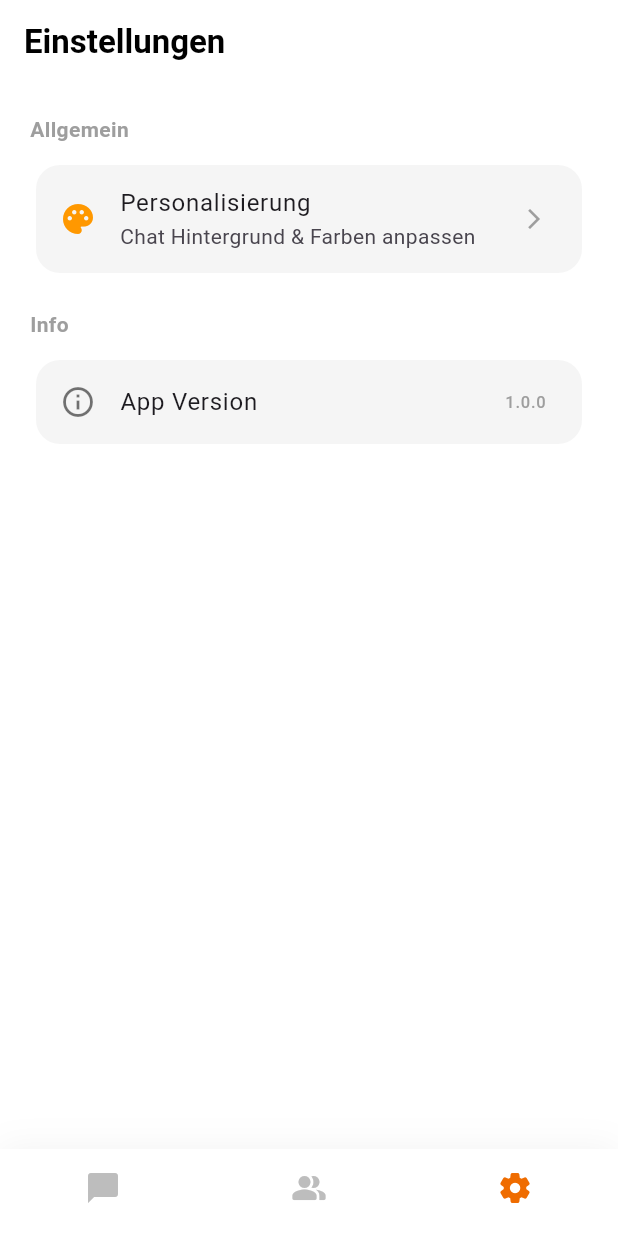
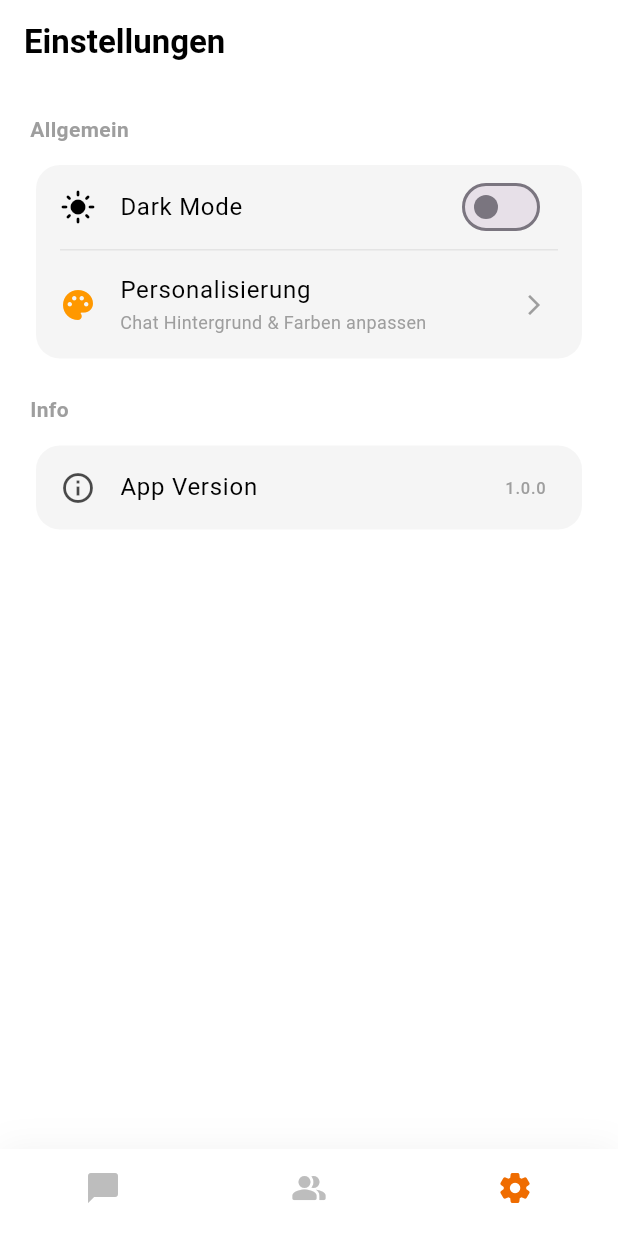
Before and after one commit to Xafe42/NexxChat, a Flutter app: the ChatHomeScreen screen opened by its route, item 3 of the bottom bar chosen, on a phone screen of 412 x 824 dp. Run offline on Flutter 3.47's test engine with Material 3 defaults, Android fonts, the phone set to English and light mode, and no system bars; our stand-ins replace audioplayers, cloud_firestore, firebase_auth, firebase_core, image_picker, modal_progress_hud_nsn and 2 more; accounts and stored records are empty.

Commit message:
Personalisierung überarbeitet

```diff
--- a/lib/Screens/chat_home_screen.dart
+++ b/lib/Screens/chat_home_screen.dart
@@ -3,7 +3,6 @@ import 'package:firebase_auth/firebase_auth.dart';
 import 'package:flutter/material.dart';
 import 'package:nexxchat_firebase/Screens/people_screen.dart';
 
-import '../core/chat_theme.dart';
 import 'chat_screen.dart';
 import 'settings_screen.dart';
 import 'support_bot_screen.dart';
@@ -22,9 +21,8 @@ class _ChatHomeScreenState extends State<ChatHomeScreen> {
   final _firestore = FirebaseFirestore.instance; // Firestore Instanz
   int _selectedIndex = 0;
 
-  // Mock-Daten für die anderen Chats (die nicht in Firestore sind)
+  // Mock-Daten für die anderen Chats
   final List<Map<String, dynamic>> _staticChats = [
-    // Index 0 ist reserviert für Global Community (wird unten dynamisch geladen)
     {
       "name": "Event Planung",
       "message": "Wann geht es los?",
@@ -47,7 +45,6 @@ class _ChatHomeScreenState extends State<ChatHomeScreen> {
     },
   ];
 
-  // Hilfsfunktion: Zeitstempel formatieren (z.B. 14:30)
   String _formatTimestamp(Timestamp? timestamp) {
     if (timestamp == null) return "";
     final date = timestamp.toDate();
@@ -55,26 +52,19 @@ class _ChatHomeScreenState extends State<ChatHomeScreen> {
   }
 
   @override
-  void initState() {
-    super.initState();
-    _loadTheme();
-  }
-
-  void _loadTheme() async {
-    await ChatTheme.loadTheme();
-    if (mounted) setState(() {});
-  }
-
-  @override
   Widget build(BuildContext context) {
-    bool isDarkBg = ChatTheme.backgroundColor.computeLuminance() < 0.5;
-    Color textColor = isDarkBg ? Colors.white : Colors.black;
+    // --- DARK MODE LOGIK ---
+    final isDarkMode = Theme.of(context).brightness == Brightness.dark;
+    final bgColor = Theme.of(context).scaffoldBackgroundColor;
+    final textColor = isDarkMode ? Colors.white : Colors.black;
+    final subTextColor = isDarkMode ? Colors.grey[400] : Colors.grey;
+    // -----------------------
 
     final List<Widget> pages = [
       Column(
         children: [
-           _buildHeader(textColor),
-           Expanded(child: _buildChatList(textColor)),
+           _buildHeader(textColor, isDarkMode),
+           Expanded(child: _buildChatList(textColor, subTextColor)),
         ],
       ),
       const PeopleScreen(),
@@ -82,7 +72,7 @@ class _ChatHomeScreenState extends State<ChatHomeScreen> {
     ];
 
     return Scaffold(
-      backgroundColor: Colors.white,
+      backgroundColor: bgColor, // Reagiert auf Dark Mode
       body: SafeArea(
         child: pages[_selectedIndex],
       ),
@@ -95,16 +85,13 @@ class _ChatHomeScreenState extends State<ChatHomeScreen> {
         ),
         child: BottomNavigationBar(
           currentIndex: _selectedIndex,
-          onTap: (index) {
-             setState(() => _selectedIndex = index);
-             _loadTheme();
-          },
+          onTap: (index) => setState(() => _selectedIndex = index),
           selectedItemColor: Colors.orange[800],
           unselectedItemColor: Colors.grey[400],
           showSelectedLabels: false,
           showUnselectedLabels: false,
           elevation: 0,
-          backgroundColor: ChatTheme.backgroundColor,
+          backgroundColor: bgColor, // Reagiert auf Dark Mode
           type: BottomNavigationBarType.fixed,
           items: const [
             BottomNavigationBarItem(icon: Icon(Icons.chat_bubble_rounded), label: "Chats"),
@@ -115,16 +102,14 @@ class _ChatHomeScreenState extends State<ChatHomeScreen> {
       ),
 
       floatingActionButton: _selectedIndex == 0 ? FloatingActionButton(
-        onPressed: () {
-          // Neuer Chat Logik
-        },
-        backgroundColor: ChatTheme.myBubbleColor,
+        onPressed: () {},
+        backgroundColor: isDarkMode ? Colors.grey[800] : Colors.black,
         child: const Icon(Icons.add, color: Colors.white),
       ) : null,
     );
   }
 
-  Widget _buildHeader(Color textColor) {
+  Widget _buildHeader(Color textColor, bool isDark) {
     return Padding(
       padding: const EdgeInsets.fromLTRB(20, 20, 20, 10),
       child: Row(
@@ -142,18 +127,18 @@ class _ChatHomeScreenState extends State<ChatHomeScreen> {
             children: [
               Container(
                 decoration: BoxDecoration(
-                  color: Theme.of(context).brightness == Brightness.dark ? Colors.grey[800] : Colors.grey[200],
+                  color: isDark ? Colors.grey[800] : Colors.grey[200],
                   shape: BoxShape.circle
                 ),
                 child: IconButton(
-                  icon: Icon(Icons.search, color: Theme.of(context).iconTheme.color),
+                  icon: Icon(Icons.search, color: textColor),
                   onPressed: () {},
                 ),
               ),
               const SizedBox(width: 10),
               Container(
                 decoration: BoxDecoration(
-                  color: Theme.of(context).brightness == Brightness.dark ? Colors.grey[800] : Colors.grey[200],
+                  color: isDark ? Colors.grey[800] : Colors.grey[200],
                   shape: BoxShape.circle
                 ),
                 child: IconButton(
@@ -173,17 +158,14 @@ class _ChatHomeScreenState extends State<ChatHomeScreen> {
   }
 
   // 3. Die Chat Liste
-  Widget _buildChatList(Color textColor) {
-    // ListView mit itemCount + 1 (1 für den Live Chat, der Rest statisch)
+  Widget _buildChatList(Color textColor, Color? subTextColor) {
     return ListView.builder(
       itemCount: 1 + _staticChats.length,
       padding: const EdgeInsets.symmetric(horizontal: 20),
       itemBuilder: (context, index) {
 
-        // --- FALL 1: Der erste Chat (Index 0) ist der ECHTE Firebase Chat ---
         if (index == 0) {
           return StreamBuilder<QuerySnapshot>(
-            // Holen der letzte Nachricht, sortiert nach Zeit
             stream: _firestore
                 .collection('messages')
                 .orderBy('time', descending: true)
@@ -192,14 +174,11 @@ class _ChatHomeScreenState extends State<ChatHomeScreen> {
             builder: (context, snapshot) {
               String lastMessage = "Lade...";
               String time = "";
-              // Ungelesen Logic ist komplex ohne User-Tracking, wir setzen vorerst 0
-              // oder könnten z.B. einfach immer anzeigen wenn ungelesen
               int unread = 0;
 
               if (snapshot.hasData && snapshot.data!.docs.isNotEmpty) {
                 final data = snapshot.data!.docs.first.data() as Map<String, dynamic>;
 
-                // Prüfen was für ein Typ Nachricht es ist
                 if (data['type'] == 'image') {
                   lastMessage = "📷 Foto";
                 } else if (data['type'] == 'app' && data['payload']['app'] == 'tetris') {
@@ -211,14 +190,11 @@ class _ChatHomeScreenState extends State<ChatHomeScreen> {
                 } else {
                   lastMessage = data['payload']?['text'] ?? "Nachricht";
                 }
-
-                // Zeit formatieren
                 time = _formatTimestamp(data['time']);
               } else if (snapshot.hasData && snapshot.data!.docs.isEmpty) {
                 lastMessage = "Keine Nachrichten";
               }
 
-              // Bauen desChat-Objekt dynamisch zusammen
               final liveChat = {
                 "name": "Global Community",
                 "message": lastMessage,
@@ -230,21 +206,18 @@ class _ChatHomeScreenState extends State<ChatHomeScreen> {
                 "color": Colors.orange,
               };
 
-              return _buildChatTile(liveChat, isLive: true, textColor: textColor);
+              return _buildChatTile(liveChat, isLive: true, textColor: textColor, subTextColor: subTextColor);
             },
           );
         }
 
-        // --- FALL 2: Alle anderen Chats (Statisch / Bot) ---
-        // index - 1, weil der erste Platz vom Live Chat belegt ist
         final chat = _staticChats[index - 1];
-        return _buildChatTile(chat, isLive: false, textColor: textColor);
+        return _buildChatTile(chat, isLive: false, textColor: textColor, subTextColor: subTextColor);
       },
     );
   }
 
-  // Hilfsfunktion zum Bauen einer einzelnen Chat-Kachel
-  Widget _buildChatTile(Map<String, dynamic> chat, {required bool isLive, required Color textColor}) {
+  Widget _buildChatTile(Map<String, dynamic> chat, {required bool isLive, required Color textColor, required Color? subTextColor}) {
     return Padding(
       padding: const EdgeInsets.only(bottom: 20),
       child: InkWell(
@@ -254,7 +227,7 @@ class _ChatHomeScreenState extends State<ChatHomeScreen> {
                context,
                MaterialPageRoute(builder: (context) => SupportBotScreen())
              );
-          } else if (isLive) { // Wenn es der Live Chat ist
+          } else if (isLive) {
              Navigator.pushNamed(context, ChatScreen.screenRoute);
           } else {
              ScaffoldMessenger.of(context).showSnackBar(
@@ -265,7 +238,6 @@ class _ChatHomeScreenState extends State<ChatHomeScreen> {
         borderRadius: BorderRadius.circular(20),
         child: Row(
           children: [
-            // --- AVATAR / ICON ---
             Container(
               width: 60,
               height: 60,
@@ -277,7 +249,6 @@ class _ChatHomeScreenState extends State<ChatHomeScreen> {
             ),
             const SizedBox(width: 15),
 
-            // --- MITTE: NAME & NACHRICHT ---
             Expanded(
               child: Column(
                 crossAxisAlignment: CrossAxisAlignment.start,
@@ -292,14 +263,14 @@ class _ChatHomeScreenState extends State<ChatHomeScreen> {
                   ),
                   const SizedBox(height: 5),
                   Text(
-                    chat['message'], // Hier steht jetzt die echte letzte Nachricht!
+                    chat['message'],
                     maxLines: 1,
                     overflow: TextOverflow.ellipsis,
                     style: TextStyle(
                       fontSize: 14,
                       color: (chat['unread'] as int) > 0
-                          ? (Theme.of(context).brightness == Brightness.dark ? Colors.white70 : Colors.black87)
-                          : Colors.grey,
+                          ? textColor.withOpacity(0.8)
+                          : subTextColor,
                       fontWeight: (chat['unread'] as int) > 0 ? FontWeight.w600 : FontWeight.normal,
                     ),
                   ),
@@ -307,16 +278,14 @@ class _ChatHomeScreenState extends State<ChatHomeScreen> {
               ),
             ),
 
-            // --- RECHTS: ZEIT & UNGELESEN ---
             Column(
               crossAxisAlignment: CrossAxisAlignment.end,
               children: [
                 Text(
                   chat['time'],
-                  style: const TextStyle(fontSize: 12, color: Colors.grey),
+                  style: TextStyle(fontSize: 12, color: subTextColor),
                 ),
                 const SizedBox(height: 5),
-                // Nur anzeigen, wenn > 0
                 if ((chat['unread'] as int) > 0)
                   Container(
                     padding: const EdgeInsets.all(6),
--- a/lib/Screens/settings_screen.dart
+++ b/lib/Screens/settings_screen.dart
@@ -1,20 +1,33 @@
 import 'package:flutter/material.dart';
 
-import '../core/chat_theme.dart'; // WICHTIG: Importiere deine existierende ChatTheme Datei
+import '../core/chat_theme.dart'; // WICHTIG: Deine Theme Datei importieren
+import '../theme_notifier.dart'; // WICHTIG: Für den Dark Mode Notifier
 
 class SettingsScreen extends StatelessWidget {
   const SettingsScreen({super.key});
 
   @override
   Widget build(BuildContext context) {
+    // Wir nutzen ValueListenableBuilder, damit der Switch sofort reagiert
+    return ValueListenableBuilder<ThemeMode>(
+      valueListenable: themeNotifier,
+      builder: (context, currentMode, child) {
+        final isDarkMode = currentMode == ThemeMode.dark;
+
+        // Farben basierend auf System-Theme (Dark/Light Mode)
+        final bgColor = Theme.of(context).scaffoldBackgroundColor;
+        final textColor = isDarkMode ? Colors.white : Colors.black;
+        final subTextColor = isDarkMode ? Colors.grey[400] : Colors.grey;
+        final cardColor = isDarkMode ? Colors.grey[800] : Colors.grey[100];
+
         return Scaffold(
-      backgroundColor: Colors.white, // Immer weiß, da Dark Mode weg ist
+          backgroundColor: bgColor,
           appBar: AppBar(
-        title: const Text(
+            title: Text(
               "Einstellungen",
-          style: TextStyle(color: Colors.black, fontWeight: FontWeight.bold),
+              style: TextStyle(color: textColor, fontWeight: FontWeight.bold),
             ),
-        backgroundColor: Colors.white,
+            backgroundColor: bgColor,
             elevation: 0,
             automaticallyImplyLeading: false,
           ),
@@ -22,24 +35,41 @@ class SettingsScreen extends StatelessWidget {
             padding: const EdgeInsets.all(20),
             children: [
               // Überschrift
-          const Text(
+              Text(
                 "Allgemein",
-            style: TextStyle(fontSize: 14, fontWeight: FontWeight.bold, color: Colors.grey),
+                style: TextStyle(fontSize: 14, fontWeight: FontWeight.bold, color: subTextColor),
               ),
               const SizedBox(height: 10),
 
-          // Personalisierung Karte
+              // Einstellungen Karte
               Card(
                 elevation: 0,
-            color: Colors.grey[100],
+                color: cardColor,
                 shape: RoundedRectangleBorder(borderRadius: BorderRadius.circular(16)),
                 child: Column(
                   children: [
+                    // 1. DARK MODE SCHALTER (Global)
+                    SwitchListTile(
+                      title: Text("Dark Mode", style: TextStyle(color: textColor)),
+                      secondary: Icon(isDarkMode ? Icons.dark_mode : Icons.light_mode, color: textColor),
+                      value: isDarkMode,
+                      activeColor: Colors.orange,
+                      onChanged: (val) {
+                        themeNotifier.value = val ? ThemeMode.dark : ThemeMode.light;
+                      },
+                    ),
+
+                    Padding(
+                      padding: const EdgeInsets.symmetric(horizontal: 16),
+                      child: Divider(height: 1, color: Colors.grey.withOpacity(0.2)),
+                    ),
+
+                    // 2. PERSONALISIERUNG (Nur für Chats)
                     ListTile(
                       leading: const Icon(Icons.palette, color: Colors.orange),
-                  title: const Text("Personalisierung"),
-                  subtitle: const Text("Chat Hintergrund & Farben anpassen"),
-                  trailing: const Icon(Icons.arrow_forward_ios, size: 16, color: Colors.grey),
+                      title: Text("Personalisierung", style: TextStyle(color: textColor)),
+                      subtitle: Text("Chat Hintergrund & Farben anpassen", style: TextStyle(color: subTextColor, fontSize: 12)),
+                      trailing: Icon(Icons.arrow_forward_ios, size: 16, color: subTextColor),
                       onTap: () {
                         // Öffnet das Design-Menü
                         Navigator.push(
@@ -54,29 +84,31 @@ class SettingsScreen extends StatelessWidget {
 
               const SizedBox(height: 20),
 
-          // Info Bereich (Optional, sieht aber besser aus wenn nicht leer)
-          const Text(
+              // Info Bereich
+              Text(
                 "Info",
-            style: TextStyle(fontSize: 14, fontWeight: FontWeight.bold, color: Colors.grey),
+                style: TextStyle(fontSize: 14, fontWeight: FontWeight.bold, color: subTextColor),
               ),
               const SizedBox(height: 10),
               Card(
                 elevation: 0,
-            color: Colors.grey[100],
+                color: cardColor,
                 shape: RoundedRectangleBorder(borderRadius: BorderRadius.circular(16)),
-            child: const ListTile(
-              leading: Icon(Icons.info_outline, color: Colors.black54),
-              title: Text("App Version"),
-              trailing: Text("1.0.0", style: TextStyle(color: Colors.grey)),
+                child: ListTile(
+                  leading: Icon(Icons.info_outline, color: textColor.withOpacity(0.7)),
+                  title: Text("App Version", style: TextStyle(color: textColor)),
+                  trailing: Text("1.0.0", style: TextStyle(color: subTextColor)),
                 ),
               ),
             ],
           ),
         );
       }
+    );
+  }
 }
 
-// --- DER SCREEN ZUM FARBEN EINSTELLEN ---
+// --- DER SCREEN ZUM FARBEN EINSTELLEN (Personalisierung) ---
 class ChatDesignScreen extends StatefulWidget {
   const ChatDesignScreen({super.key});
 
@@ -111,19 +143,13 @@ class _ChatDesignScreenState extends State<ChatDesignScreen> {
   }
 
   void _loadCurrentTheme() async {
-    // Lädt die aktuellen Farben, damit die Vorschau stimmt
     await ChatTheme.loadTheme();
     if (mounted) setState(() {});
   }
 
   void _updateTheme(Color bubble, Color bg) {
-    // Speichert die Farben global in deiner ChatTheme Klasse
     ChatTheme.saveTheme(bubble, bg);
-
-    // UI aktualisieren (Vorschau)
     setState(() {});
-
-    // Feedback für den User
     ScaffoldMessenger.of(context).showSnackBar(
       const SnackBar(
         content: Text("Design gespeichert!"),
@@ -136,6 +162,7 @@ class _ChatDesignScreenState extends State<ChatDesignScreen> {
   @override
   Widget build(BuildContext context) {
     return Scaffold(
+      backgroundColor: Colors.white, // Dieser Screen bleibt im Light Mode Design (oder anpassbar)
       appBar: AppBar(
         title: const Text("Chat Design", style: TextStyle(color: Colors.black)),
         backgroundColor: Colors.white,
@@ -145,7 +172,7 @@ class _ChatDesignScreenState extends State<ChatDesignScreen> {
       body: ListView(
         padding: const EdgeInsets.all(20),
         children: [
-          // --- VORSCHAU BEREICH ---
+          // --- VORSCHAU BEREICH (Deine gewünschte Version) ---
           Container(
             padding: const EdgeInsets.all(20),
             decoration: BoxDecoration(
@@ -196,7 +223,7 @@ class _ChatDesignScreenState extends State<ChatDesignScreen> {
           const SizedBox(height: 30),
 
           // --- FARBWAHL NACHRICHTEN ---
-          const Text("Nachrichten Farbe", style: TextStyle(fontWeight: FontWeight.bold, fontSize: 16)),
+          const Text("Nachrichten Farbe", style: TextStyle(fontWeight: FontWeight.bold, fontSize: 16, color: Colors.black)),
           const SizedBox(height: 10),
           SizedBox(
             height: 50,
@@ -227,7 +254,7 @@ class _ChatDesignScreenState extends State<ChatDesignScreen> {
           const SizedBox(height: 30),
 
           // --- FARBWAHL HINTERGRUND ---
-          const Text("Hintergrund", style: TextStyle(fontWeight: FontWeight.bold, fontSize: 16)),
+          const Text("Hintergrund", style: TextStyle(fontWeight: FontWeight.bold, fontSize: 16, color: Colors.black)),
           const SizedBox(height: 10),
           SizedBox(
             height: 50,
```
Also changed, not shown: lib/Screens/chat_screen.dart (+39 -18 lines), lib/Screens/private_chat_screen.dart (+24 -38 lines), lib/Screens/support_bot_screen.dart (+11 -6 lines). Lines whose indentation alone changed are shown as unchanged.
